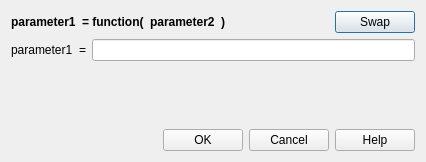
Before: the Qt Designer form src/sas/qtgui/Perspectives/Fitting/UI/MultiConstraintUI.ui in SasView/sasview, drawn with Qt 5.
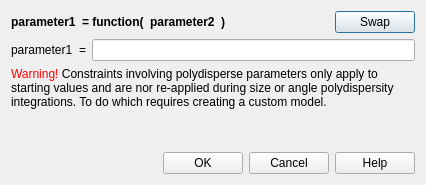
After: the same form once the commit is applied.

Commit message: Added a warning label to simple and complex constraint widgets, shown whenever polydisperse parameters are constrained SASVIEW-1042

Diff of the .ui file:
```diff
--- a/src/sas/qtgui/Perspectives/Fitting/UI/MultiConstraintUI.ui
+++ b/src/sas/qtgui/Perspectives/Fitting/UI/MultiConstraintUI.ui
@@ -10,11 +10,11 @@
     <x>0</x>
     <y>0</y>
     <width>426</width>
-    <height>162</height>
+    <height>185</height>
    </rect>
   </property>
   <property name="sizePolicy">
-   <sizepolicy hsizetype="Minimum" vsizetype="Minimum">
+   <sizepolicy hsizetype="Minimum" vsizetype="MinimumExpanding">
     <horstretch>0</horstretch>
     <verstretch>0</verstretch>
    </sizepolicy>
@@ -118,6 +118,13 @@
     </layout>
    </item>
    <item row="2" column="0">
+    <widget class="QLabel" name="lblWarning">
+     <property name="text">
+      <string>&lt;html&gt;&lt;head/&gt;&lt;body&gt;&lt;p&gt;&lt;span style=&quot; color:#ff0000;&quot;&gt;Warning! &lt;/span&gt;Constraints involving polydisperse parameters only apply to&lt;br/&gt;starting values and are nor re-applied during size or angle polydispersity&lt;br/&gt;integrations. To do which requires creating a custom model.&lt;/p&gt;&lt;/body&gt;&lt;/html&gt;</string>
+     </property>
+    </widget>
+   </item>
+   <item row="3" column="0">
     <spacer name="verticalSpacer">
      <property name="orientation">
       <enum>Qt::Vertical</enum>
@@ -130,7 +137,7 @@
      </property>
     </spacer>
    </item>
-   <item row="3" column="0">
+   <item row="4" column="0">
     <layout class="QHBoxLayout" name="horizontalLayout_2">
      <item>
       <spacer name="horizontalSpacer">
```
The commit also changes 5 other files.
